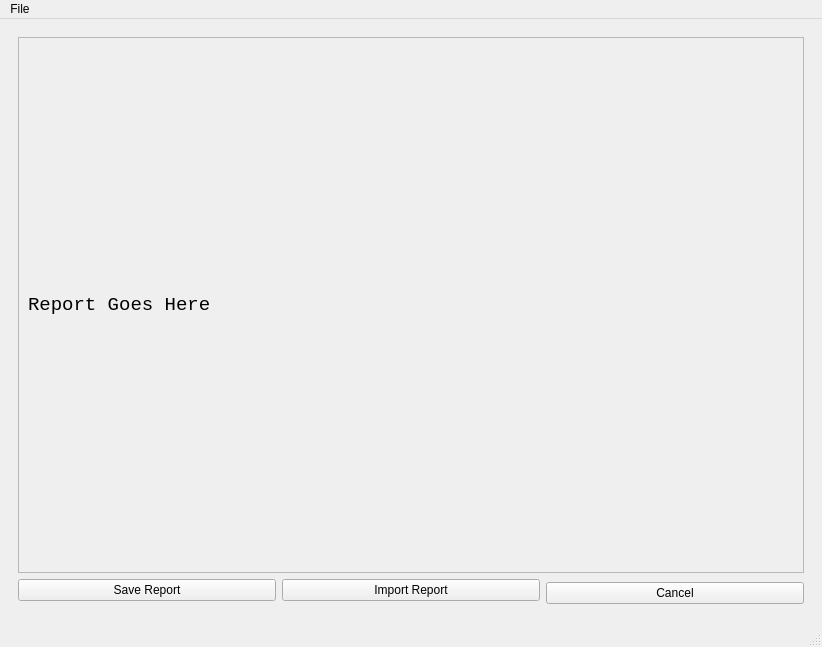
Qt form Final_Project.ui (hansenc101/SANE_Final_Project) before a commit.
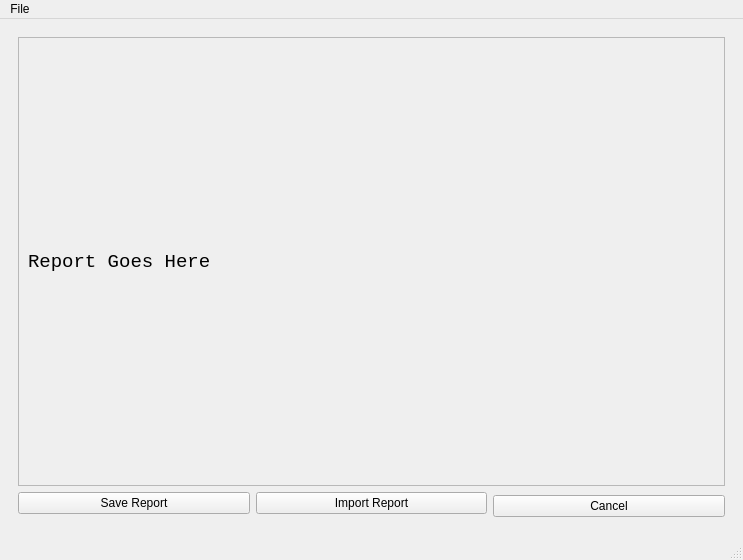
The same form after that commit. The open tabs and pages were chosen to show the change.

What changed in the file:
```diff
--- a/Final_Project.ui
+++ b/Final_Project.ui
@@ -6,8 +6,8 @@
    <rect>
     <x>0</x>
     <y>0</y>
-    <width>822</width>
-    <height>647</height>
+    <width>743</width>
+    <height>560</height>
    </rect>
   </property>
   <property name="windowTitle">
@@ -593,8 +593,8 @@
             <rect>
              <x>0</x>
              <y>0</y>
-             <width>817</width>
-             <height>440</height>
+             <width>195</width>
+             <height>35</height>
             </rect>
            </property>
            <layout class="QGridLayout" name="gridLayout_6">
@@ -647,7 +647,7 @@
     <rect>
      <x>0</x>
      <y>0</y>
-     <width>822</width>
+     <width>743</width>
      <height>31</height>
     </rect>
    </property>
```
Left out of the diff: 2 changed lines with no effect on the pictures.
